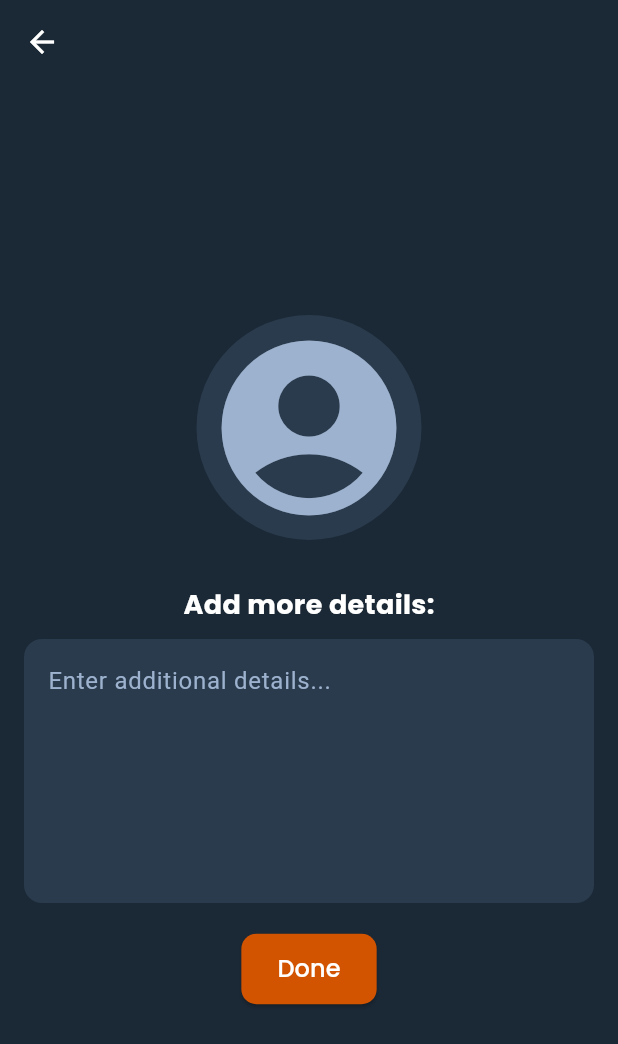
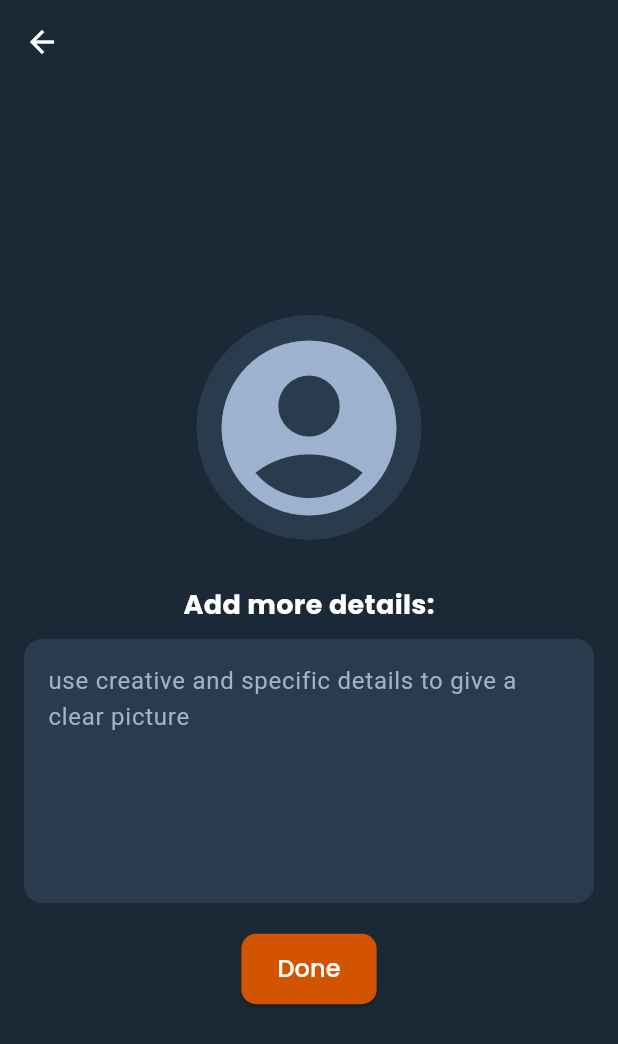
Before and after one commit to JoryAlharbi/2024-25_GP_21, a Flutter app: the CharacterPreviewPage screen opened directly with empty values, after a tap on "Edit", on a phone screen of 412 x 824 dp. Shown: the top 1044 px of the screen. Run offline on Flutter 3.47's test engine with Material 3 defaults, Android fonts, the phone set to English and light mode, and no system bars; our stand-ins replace cached_network_image, cloud_firestore, firebase_auth, firebase_core, firebase_database, firebase_messaging and 3 more; accounts and stored records are empty; network calls fail.

Commit message:
"Added characterTags property to EditCharacterPage and CharacterPreviewPage, modified WritingPage to extract and sanitize character tags from story text, and updated Firestore data to include character tags."

```diff
--- a/lib/character_edit.dart
+++ b/lib/character_edit.dart
@@ -4,7 +4,9 @@ import 'package:google_fonts/google_fonts.dart';
 class EditCharacterPage extends StatefulWidget {
   final String userName;
 
-  const EditCharacterPage({super.key, required this.userName});
+ final List<String> characterTags;
+  const EditCharacterPage({super.key, required this.userName,
+  required this.characterTags,});
 
   @override
   _EditCharacterPageState createState() => _EditCharacterPageState();
@@ -69,8 +71,9 @@ class _EditCharacterPageState extends State<EditCharacterPage> {
                 TextFormField(
                   maxLines: 6,
                   style: const TextStyle(color: Colors.white),
+                  initialValue: widget.characterTags.join(', '),
                   decoration: InputDecoration(
-                    hintText: 'Enter additional details...',
+                    hintText: 'use creative and specific details to give a clear picture',
                     hintStyle: const TextStyle(color: Color(0xFF9DB2CE)),
                     filled: true,
                     fillColor: const Color(0xFF2A3B4D),
--- a/lib/character_page.dart
+++ b/lib/character_page.dart
@@ -10,6 +10,8 @@ class CharacterPreviewPage extends StatelessWidget {
   final String storyText;
   final String userId; // Add userId as a required field
   final String publicUrl;
+final List<String> characterTags;
+
   const CharacterPreviewPage({
     super.key,
     required this.userName,
@@ -17,6 +19,7 @@ class CharacterPreviewPage extends StatelessWidget {
     required this.storyText,
     required this.userId,
     required this.publicUrl,
+    required this.characterTags,
 
   });
 static CharacterPreviewPage fromArguments(Map<String, dynamic> args) {
@@ -26,7 +29,8 @@ static CharacterPreviewPage fromArguments(Map<String, dynamic> args) {
       storyText: args['storyText'] ?? '',
       userId: args['userId'] ?? '',
       publicUrl: args['publicUrl'] ?? '',
-    );
+characterTags: List<String>.from(args['characterTags'] ?? []),     );
+
   }
   @override
   Widget build(BuildContext context) {
@@ -34,7 +38,7 @@ static CharacterPreviewPage fromArguments(Map<String, dynamic> args) {
         print("CharacterPreviewPage URL: $threadId  hi ");
         print("CharacterPreviewPage URL: $userId  hi ");
         print("CharacterPreviewPage URL: $userName  hi ");
-
+print("CharacterPreviewPage URL: $characterTags  hi ");
     return Scaffold(
       backgroundColor: const Color(0xFF1B2835),
       appBar: AppBar(
@@ -115,6 +119,7 @@ static CharacterPreviewPage fromArguments(Map<String, dynamic> args) {
                       MaterialPageRoute(
                         builder: (context) => EditCharacterPage(
                           userName: userName, // Pass the userName
+                         characterTags:characterTags,
                         ),
                       ),
                     );
```
Also changed, not shown: lib/writing.dart (+12 -6 lines).
